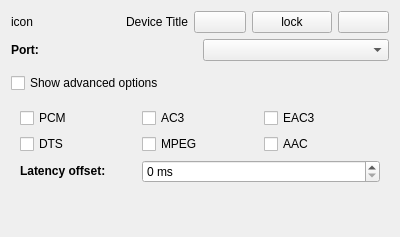
Old version of the form src/devicewidget.ui in the repository lxqt/pavucontrol-qt.
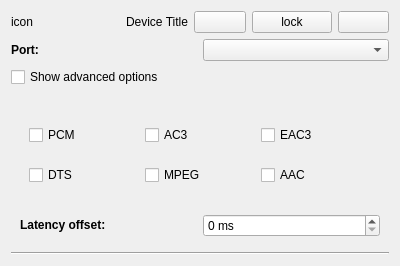
New version of the form. Icons and pictures are not drawn.

```diff
--- a/src/devicewidget.ui
+++ b/src/devicewidget.ui
@@ -7,7 +7,7 @@
     <x>0</x>
     <y>0</y>
     <width>400</width>
-    <height>237</height>
+    <height>266</height>
    </rect>
   </property>
   <property name="windowTitle">
@@ -43,7 +43,9 @@
         <string/>
        </property>
        <property name="icon">
-        <iconset theme="audio-volume-muted"/>
+        <iconset theme="audio-volume-muted">
+         <normaloff/>
+        </iconset>
        </property>
        <property name="checkable">
         <bool>true</bool>
@@ -66,7 +68,9 @@
         <string/>
        </property>
        <property name="icon">
-        <iconset theme="emblem-default"/>
+        <iconset theme="emblem-default">
+         <normaloff/>
+        </iconset>
        </property>
        <property name="checkable">
         <bool>true</bool>
@@ -90,10 +94,10 @@
     </layout>
    </item>
    <item>
-    <widget class="QWidget" name="channelsVBox" native="true"/>
+    <layout class="QVBoxLayout" name="channelsVBox"/>
    </item>
    <item>
-    <widget class="QCheckBox" name="checkBox">
+    <widget class="QCheckBox" name="advancedOptions">
      <property name="text">
       <string>Show advanced options</string>
      </property>
@@ -101,57 +105,65 @@
    </item>
    <item>
     <widget class="QWidget" name="advancedWidget" native="true">
+     <layout class="QVBoxLayout" name="verticalLayout_2">
+      <item>
+       <widget class="QWidget" name="encodingSelect" native="true">
      <layout class="QGridLayout" name="gridLayout">
-      <item row="3" column="0">
-       <widget class="QCheckBox" name="encodingFormatDTS">
-        <property name="text">
-         <string>DTS</string>
-        </property>
-       </widget>
-      </item>
-      <item row="1" column="0">
+         <item row="0" column="0">
        <widget class="QCheckBox" name="encodingFormatPCM">
         <property name="text">
          <string>PCM</string>
         </property>
        </widget>
       </item>
-      <item row="3" column="2">
-       <widget class="QCheckBox" name="encodingFormatMPEG">
-        <property name="text">
-         <string>MPEG</string>
-        </property>
-       </widget>
-      </item>
-      <item row="4" column="0">
-       <widget class="QLabel" name="label_4">
-        <property name="text">
-         <string>&lt;b&gt;Latency offset:&lt;/b&gt;</string>
-        </property>
-       </widget>
-      </item>
-      <item row="1" column="2">
+         <item row="0" column="1">
        <widget class="QCheckBox" name="encodingFormatAC3">
         <property name="text">
          <string>AC3</string>
         </property>
        </widget>
       </item>
-      <item row="1" column="3">
+         <item row="0" column="2">
        <widget class="QCheckBox" name="encodingFormatEAC3">
         <property name="text">
          <string>EAC3</string>
         </property>
        </widget>
       </item>
-      <item row="3" column="3">
+         <item row="1" column="0">
+          <widget class="QCheckBox" name="encodingFormatDTS">
+           <property name="text">
+            <string>DTS</string>
+           </property>
+          </widget>
+         </item>
+         <item row="1" column="1">
+          <widget class="QCheckBox" name="encodingFormatMPEG">
+           <property name="text">
+            <string>MPEG</string>
+           </property>
+          </widget>
+         </item>
+         <item row="1" column="2">
        <widget class="QCheckBox" name="encodingFormatAAC">
         <property name="text">
          <string>AAC</string>
         </property>
        </widget>
       </item>
-      <item row="4" column="2" colspan="2">
+        </layout>
+       </widget>
+      </item>
+      <item>
+       <layout class="QHBoxLayout" name="horizontalLayout_3">
+        <item>
+         <widget class="QLabel" name="label_4">
+          <property name="text">
+           <string>&lt;b&gt;Latency offset:&lt;/b&gt;</string>
+          </property>
+         </widget>
+        </item>
+        <item>
        <widget class="QSpinBox" name="offsetButton">
         <property name="suffix">
          <string> ms</string>
@@ -159,20 +171,16 @@
        </widget>
       </item>
      </layout>
+      </item>
+     </layout>
     </widget>
    </item>
    <item>
-    <spacer name="verticalSpacer">
+    <widget class="Line" name="line">
      <property name="orientation">
-      <enum>Qt::Vertical</enum>
+      <enum>Qt::Horizontal</enum>
      </property>
-     <property name="sizeHint" stdset="0">
-      <size>
-       <width>20</width>
-       <height>40</height>
-      </size>
-     </property>
-    </spacer>
+    </widget>
    </item>
   </layout>
  </widget>
```
Left out of the diff: 2 changed lines with no effect on the pictures. Lines whose indentation alone changed are shown as unchanged.
